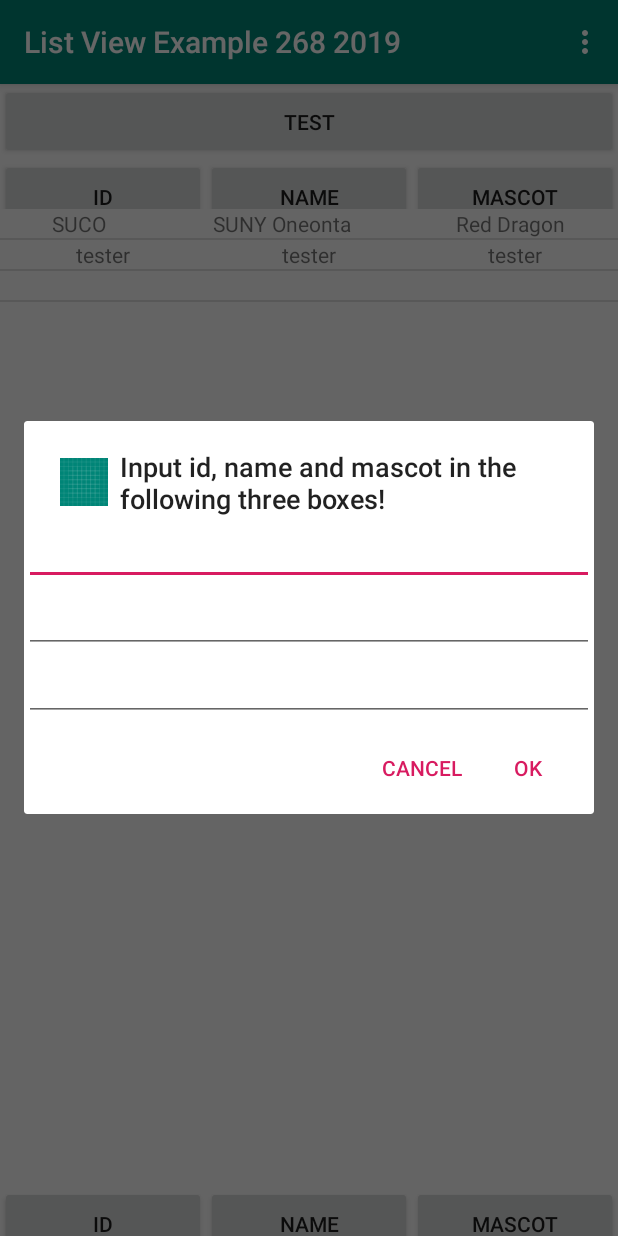
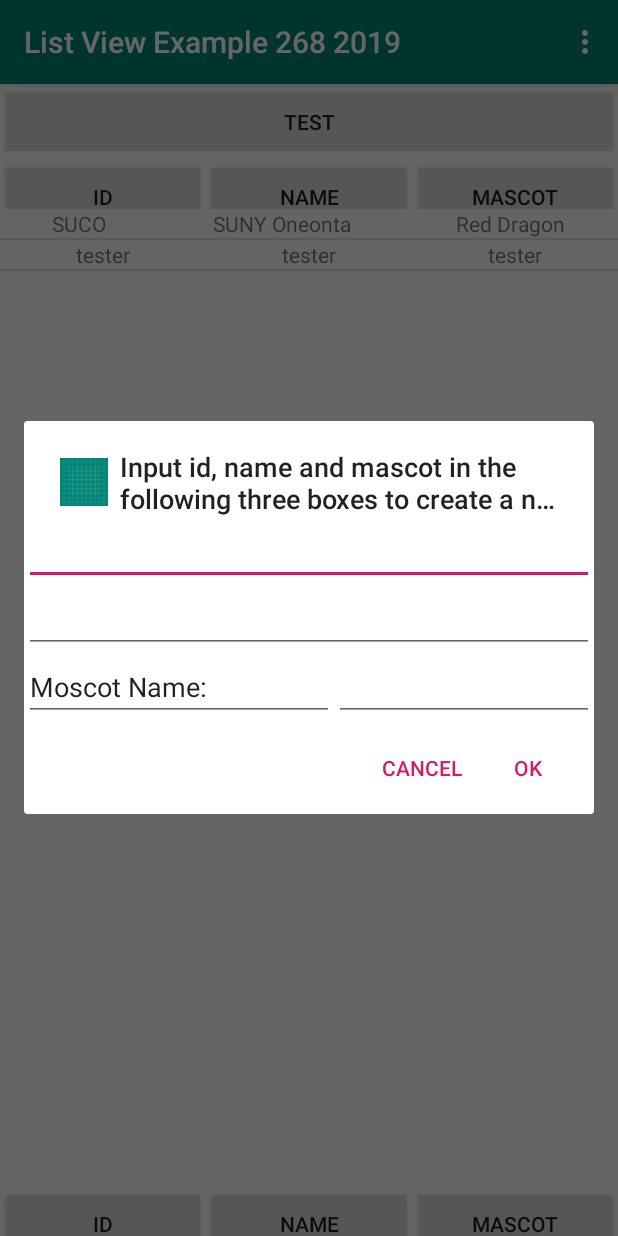
Before and after one commit to zhangssuco/Listview5, an Android app: the screen it shows after launch (MainActivity), in the options menu, after a tap on "Add a new Record based on user input", on a phone screen of 412 x 824 dp. Run offline under Robolectric (Android 15) with nearby library versions, the phone set to English and light mode, and no system bars.

Commit message:
Shared preferences, read from asset text file (read only), write (in private mode) to and read from internal file, listview, add, delete records,dialogbox (asynchronous running)

```diff
--- a/app/build.gradle
+++ b/app/build.gradle
@@ -4,7 +4,7 @@ android {
     compileSdkVersion 28
     defaultConfig {
         applicationId "com.example.myapplication"
-        minSdkVersion 15
+        minSdkVersion 16
         targetSdkVersion 28
         versionCode 1
         versionName "1.0"
--- a/app/src/main/java/com/example/listview5/MainActivity.java
+++ b/app/src/main/java/com/example/listview5/MainActivity.java
@@ -113,32 +113,58 @@ public class MainActivity extends AppCompatActivity {
     private HashMap<String, String> getanewrecord(Context c) {
         final HashMap<String, String> temp = new HashMap<String, String>();
         final AlertDialog.Builder alert = new AlertDialog.Builder(this);
+        //outer vertical layout
         LinearLayout lila1 = new LinearLayout(this);
-        lila1.setOrientation(LinearLayout.VERTICAL); //1 is for vertical orientation
+        lila1.setOrientation(LinearLayout.VERTICAL);
 
         final EditText IDEditText = new EditText(c);
+        lila1.addView(IDEditText);
+
         final EditText NameEditText = new EditText(c);
+        lila1.addView(NameEditText);
+
+        //notice that here, I used a nested inner linearlayout, but horicontally
+        LinearLayout moscotline = new LinearLayout(this);
+        moscotline.setOrientation(LinearLayout.HORIZONTAL);
         final EditText MoscotEditText = new EditText(c);
+        final EditText MoscotPrompt = new EditText(c); // TextView better
+        MoscotPrompt.setText("Moscot Name: ");
+        LinearLayout.LayoutParams leftparam = new LinearLayout.LayoutParams(
+                LinearLayout.LayoutParams.WRAP_CONTENT,
+                LinearLayout.LayoutParams.MATCH_PARENT,
+                1.0f
+        );
+        LinearLayout.LayoutParams rightparam = new LinearLayout.LayoutParams(
+                LinearLayout.LayoutParams.WRAP_CONTENT,
+                LinearLayout.LayoutParams.MATCH_PARENT,
+                2.0f
+        );
+        MoscotPrompt.setLayoutParams(leftparam);
+        MoscotEditText.setLayoutParams(rightparam);
 
-        lila1.addView(IDEditText);
-        lila1.addView(NameEditText);
-        lila1.addView(MoscotEditText);
+        //MoscotPrompt.setEnabled(false);
+        MoscotPrompt.setFocusable(false);
+        moscotline.addView(MoscotPrompt);
+        moscotline.addView(MoscotEditText);
+
+        lila1.addView(moscotline);
 
         alert.setView(lila1);
 
         alert.setIcon(R.drawable.ic_launcher_background);
-        alert.setTitle("Input id, name and mascot in the following three boxes!");
+        alert.setTitle("Input id, name and mascot in the following three boxes to create a new record!");
 
         alert.setPositiveButton("Ok", new DialogInterface.OnClickListener() {
             public void onClick(DialogInterface dialog, int whichButton) {
                 String value = IDEditText.getText().toString().trim();
                 Toast.makeText(getApplicationContext(), value, Toast.LENGTH_SHORT).show();
+
                 temp.put("ID", IDEditText.getText().toString().trim());
                 temp.put("Name", NameEditText.getText().toString().trim());
                 temp.put("Mascot", MoscotEditText.getText().toString().trim());
 
                 temp.put("Confirm", "true");
-
+                myList.add(temp);
             }
         });
         alert.setNegativeButton("Cancel",
@@ -211,15 +237,13 @@ public class MainActivity extends AppCompatActivity {
 
         if (id == R.id.add2) {
 
-            HashMap<String,String> temp=getanewrecord(this);
-
-            if (temp!=null)
-                // there is a wierd issue here. I commented it out!
-                //Toast.makeText(this, temp.toString()+(temp.get("Confirm")+temp.get("ID")), Toast.LENGTH_LONG).show();
-                //if(String.valueOf(temp.get("Confirm")).equals("true"))
-                 myList.add(temp);
-            handlelistview();
-
+            HashMap<String, String> temp = getanewrecord(this);
+            // nonblocking, asychronous ..
+            if (temp != null)
+            {
+                Toast.makeText(this, temp.toString() + (temp.get("Confirm") + temp.get("ID")), Toast.LENGTH_LONG).show();
+            }
+            //handlelistview();
             return true;
         }
 
@@ -239,6 +263,12 @@ public class MainActivity extends AppCompatActivity {
             flipsharedpreferences();
             return true;
         }
+
+        if (id == R.id.exit) {
+            quitapp();
+            return true;
+        }
+
         return super.onOptionsItemSelected(item);
     }
 
@@ -377,4 +407,50 @@ public class MainActivity extends AppCompatActivity {
 
         handlelistview();
     }
+
+
+    void quitapp()
+    {
+        // alertdialog for exit the app
+        AlertDialog.Builder alertDialogBuilder = new AlertDialog.Builder(this);
+
+        // set the title of the Alert Dialog
+        alertDialogBuilder.setTitle("Do you really want to leave the app?");
+
+        // set dialog message
+        alertDialogBuilder
+                .setMessage("CSCI 268 Fall 2019")
+                .setCancelable(false)
+                .setPositiveButton("YES", new DialogInterface.OnClickListener() {
+                    public void onClick(DialogInterface dialog,
+                                        int id) {
+                        // what to do if YES is tapped
+                        finishAffinity();
+                        System.exit(0);
+                    }
+                })
+
+        .setNeutralButton("CANCEL",
+            new DialogInterface.OnClickListener() {
+                public void onClick(DialogInterface dialog,
+                                    int id) {
+                    // code to do on CANCEL tapped
+                    dialog.cancel();
+                }
+            })
+
+        .setNegativeButton("NO",
+            new DialogInterface.OnClickListener() {
+                public void onClick(DialogInterface dialog,
+                                    int id) {
+                    // code to do on NO tapped
+                    dialog.cancel();
+                }
+            });
+
+        AlertDialog alertDialog = alertDialogBuilder.create();
+
+        alertDialog.show();
+
+    }
 }
--- a/app/src/main/res/menu/menu.xml
+++ b/app/src/main/res/menu/menu.xml
@@ -40,5 +40,10 @@
         app:showAsAction="never" />
 
 
+    <item
+        android:id="@+id/exit"
+        android:orderInCategory="100"
+        android:title="Exit the App?"
+        app:showAsAction="never" />
 
 </menu>
```
